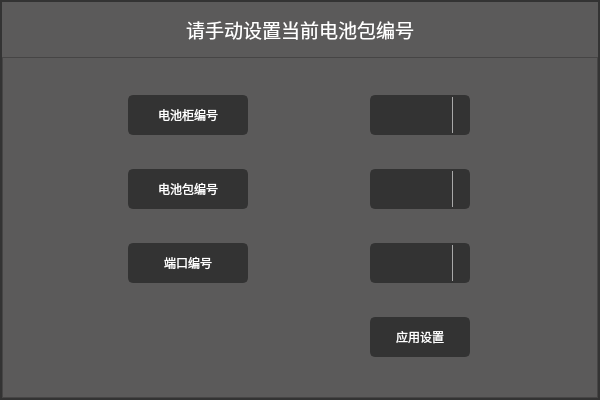
saberrin/EIS_GUI, file ui/ui_initSetting.ui: the form before one commit.
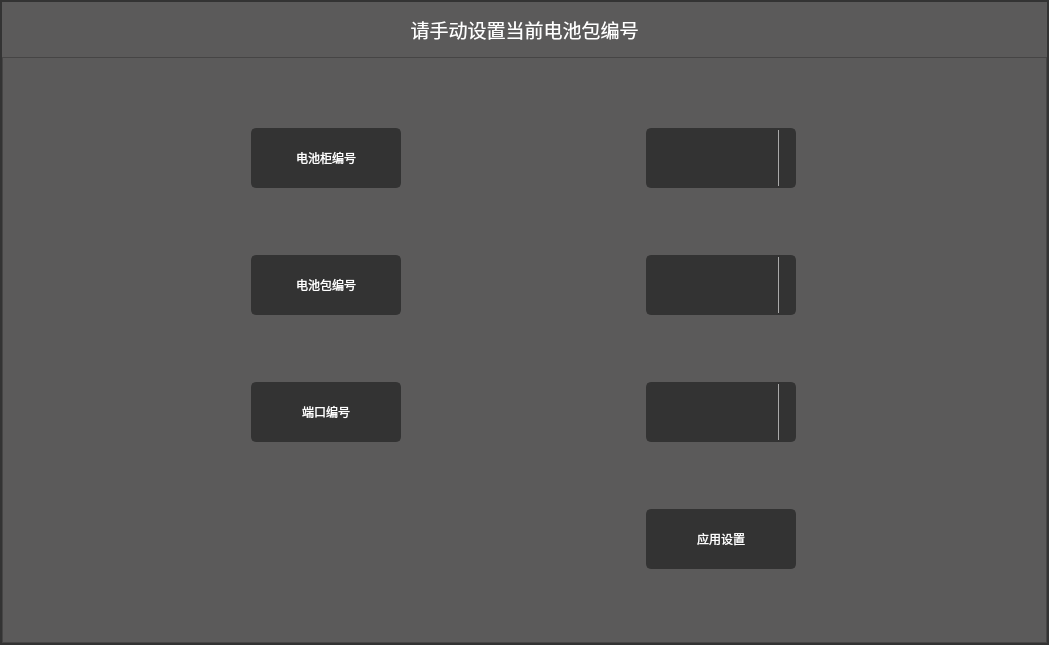
The form after the commit. Icons and pictures are not drawn.

The edit to the form file:
```diff
--- a/ui/ui_initSetting.ui
+++ b/ui/ui_initSetting.ui
@@ -6,8 +6,8 @@
    <rect>
     <x>0</x>
     <y>0</y>
-    <width>600</width>
-    <height>400</height>
+    <width>1049</width>
+    <height>645</height>
    </rect>
   </property>
   <property name="minimumSize">
@@ -18,8 +18,8 @@
   </property>
   <property name="maximumSize">
    <size>
-    <width>600</width>
-    <height>450</height>
+    <width>1049</width>
+    <height>645</height>
    </size>
   </property>
   <property name="windowTitle">
@@ -156,8 +156,8 @@
            </property>
            <property name="minimumSize">
             <size>
-             <width>100</width>
-             <height>40</height>
+             <width>150</width>
+             <height>60</height>
             </size>
            </property>
            <property name="styleSheet">
@@ -228,8 +228,8 @@
            </property>
            <property name="minimumSize">
             <size>
-             <width>100</width>
-             <height>40</height>
+             <width>150</width>
+             <height>60</height>
             </size>
            </property>
            <property name="styleSheet">
@@ -270,8 +270,8 @@
            </property>
            <property name="minimumSize">
             <size>
-             <width>120</width>
-             <height>40</height>
+             <width>150</width>
+             <height>60</height>
             </size>
            </property>
            <property name="styleSheet">
@@ -305,8 +305,8 @@
            </property>
            <property name="minimumSize">
             <size>
-             <width>100</width>
-             <height>40</height>
+             <width>150</width>
+             <height>60</height>
             </size>
            </property>
            <property name="styleSheet">
@@ -377,8 +377,8 @@
            </property>
            <property name="minimumSize">
             <size>
-             <width>120</width>
-             <height>40</height>
+             <width>150</width>
+             <height>60</height>
             </size>
            </property>
            <property name="styleSheet">
@@ -412,8 +412,8 @@
            </property>
            <property name="minimumSize">
             <size>
-             <width>120</width>
-             <height>40</height>
+             <width>150</width>
+             <height>60</height>
             </size>
            </property>
            <property name="styleSheet">
@@ -447,8 +447,8 @@
            </property>
            <property name="minimumSize">
             <size>
-             <width>100</width>
-             <height>40</height>
+             <width>150</width>
+             <height>60</height>
             </size>
            </property>
            <property name="styleSheet">
```
Left out of the diff: 8 changed lines with no effect on the pictures.
